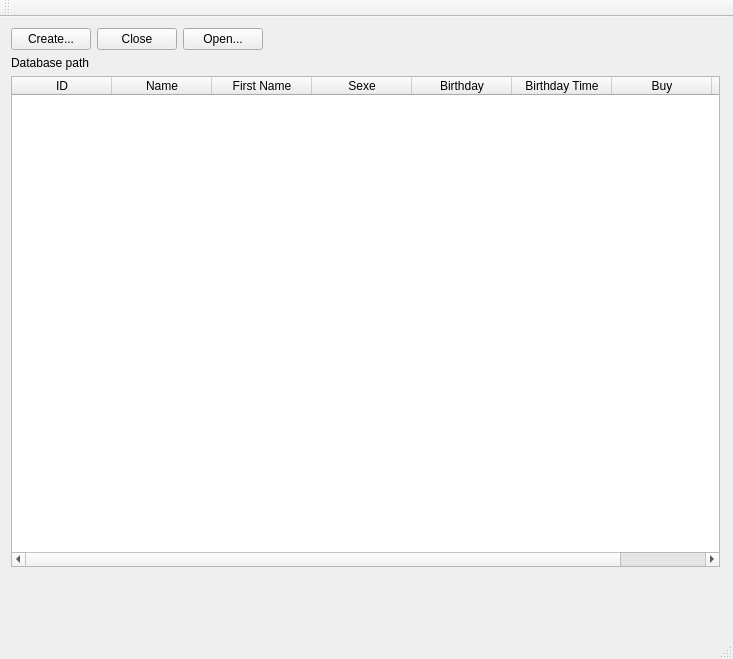
Above: samples/qtETKSQLite3Sample/qtetksqlite3sample.ui from Feneck91/ETKSQLite3 before the change. Below: the same form after it.
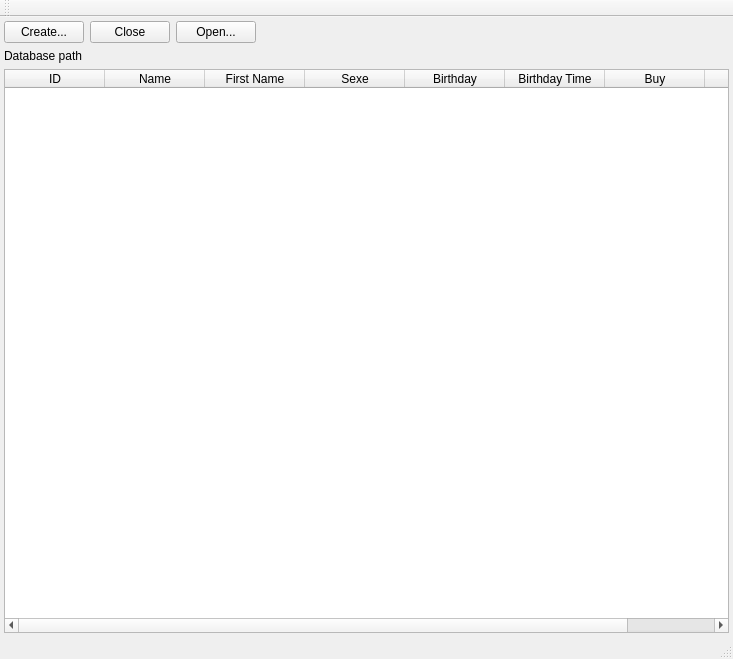
That is the form after the change.

Commit message: Fix ui problem and internal speed test.

```diff
--- a/samples/qtETKSQLite3Sample/qtetksqlite3sample.ui
+++ b/samples/qtETKSQLite3Sample/qtetksqlite3sample.ui
@@ -23,15 +23,24 @@
    <string>qtETKSQLite3Sample</string>
   </property>
   <widget class="QWidget" name="centralWidget">
+   <layout class="QVBoxLayout" name="verticalLayout_2">
+    <property name="spacing">
+     <number>4</number>
+    </property>
+    <property name="leftMargin">
+     <number>4</number>
+    </property>
+    <property name="topMargin">
+     <number>4</number>
+    </property>
+    <property name="rightMargin">
+     <number>4</number>
+    </property>
+    <property name="bottomMargin">
+     <number>4</number>
+    </property>
+    <item>
    <widget class="QWidget" name="verticalWidget_2" native="true">
-    <property name="geometry">
-     <rect>
-      <x>0</x>
-      <y>0</y>
-      <width>731</width>
-      <height>561</height>
-     </rect>
-    </property>
     <property name="sizePolicy">
      <sizepolicy hsizetype="MinimumExpanding" vsizetype="MinimumExpanding">
       <horstretch>1</horstretch>
@@ -45,6 +54,18 @@
      <property name="sizeConstraint">
       <enum>QLayout::SetMaximumSize</enum>
      </property>
+       <property name="leftMargin">
+        <number>0</number>
+       </property>
+       <property name="topMargin">
+        <number>0</number>
+       </property>
+       <property name="rightMargin">
+        <number>0</number>
+       </property>
+       <property name="bottomMargin">
+        <number>0</number>
+       </property>
      <item>
       <layout class="QVBoxLayout" name="DatabaseLayoutV">
        <item>
@@ -161,6 +182,8 @@
      </item>
     </layout>
    </widget>
+    </item>
+   </layout>
   </widget>
   <widget class="QMenuBar" name="menuBar">
    <property name="geometry">
```
Left out of the diff: 2 changed lines with no effect on the pictures. Lines whose indentation alone changed are shown as unchanged. The commit also changes 1 other file.
